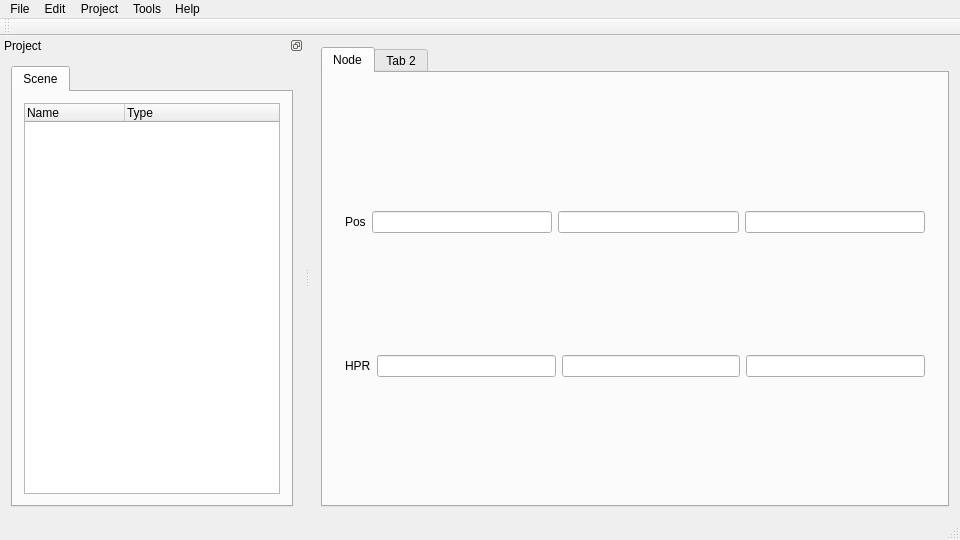
Old version of the form src/main_window.ui in the repository bluekyu/rpeditor.
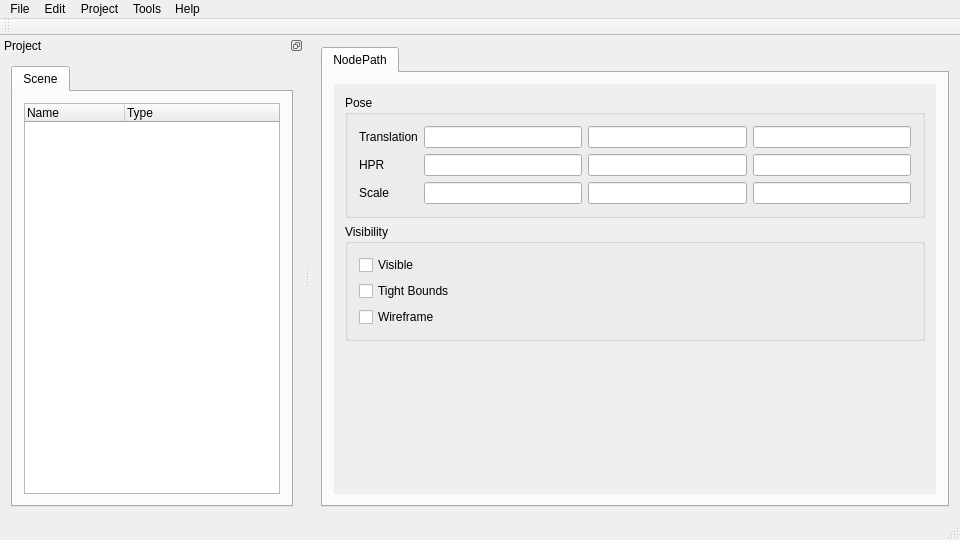
New version of the form. The open tabs and pages were chosen to show the change.

Diff of the .ui file:
```diff
--- a/src/main_window.ui
+++ b/src/main_window.ui
@@ -28,98 +28,147 @@
       </property>
       <widget class="QWidget" name="node_tab_">
        <attribute name="title">
-        <string>Node</string>
+        <string>NodePath</string>
        </attribute>
-       <layout class="QVBoxLayout" name="node_tab_layout_">
+       <layout class="QHBoxLayout" name="horizontalLayout_2">
         <item>
-         <widget class="QWidget" name="node_pose_widget_" native="true">
-          <layout class="QVBoxLayout" name="node_pose_layout_" stretch="0,0">
-           <property name="bottomMargin">
-            <number>1</number>
+         <widget class="QScrollArea" name="scrollArea">
+          <property name="frameShape">
+           <enum>QFrame::NoFrame</enum>
+          </property>
+          <property name="horizontalScrollBarPolicy">
+           <enum>Qt::ScrollBarAlwaysOff</enum>
+          </property>
+          <property name="widgetResizable">
+           <bool>true</bool>
+          </property>
+          <widget class="QWidget" name="scrollAreaWidgetContents">
+           <property name="geometry">
+            <rect>
+             <x>0</x>
+             <y>0</y>
+             <width>619</width>
+             <height>425</height>
+            </rect>
            </property>
-           <item>
-            <layout class="QHBoxLayout" name="layout_pos_" stretch="0,0,0,0">
-             <item>
-              <widget class="QLabel" name="lable_pos_">
-               <property name="text">
-                <string>Pos</string>
-               </property>
-              </widget>
-             </item>
-             <item>
-              <widget class="QLineEdit" name="edit_pos_x_"/>
-             </item>
-             <item>
-              <widget class="QLineEdit" name="edit_pos_y_"/>
-             </item>
-             <item>
-              <widget class="QLineEdit" name="edit_pos_z_"/>
-             </item>
-            </layout>
-           </item>
-           <item>
-            <layout class="QHBoxLayout" name="layout_hpr">
-             <item>
-              <widget class="QLabel" name="label_hpr">
-               <property name="text">
-                <string>HPR</string>
-               </property>
-              </widget>
-             </item>
-             <item>
-              <widget class="QLineEdit" name="edit_hpr_h_"/>
-             </item>
-             <item>
-              <widget class="QLineEdit" name="edit_hpr_p_"/>
-             </item>
-             <item>
-              <widget class="QLineEdit" name="edit_hpr_r_"/>
-             </item>
-            </layout>
-           </item>
-          </layout>
-         </widget>
-        </item>
-       </layout>
-      </widget>
-      <widget class="QWidget" name="tab_2">
-       <attribute name="title">
-        <string>Tab 2</string>
-       </attribute>
-       <layout class="QVBoxLayout" name="verticalLayout_3">
-        <item>
-         <widget class="QSplitter" name="splitter">
-          <property name="orientation">
-           <enum>Qt::Vertical</enum>
-          </property>
-          <property name="childrenCollapsible">
-           <bool>false</bool>
-          </property>
-          <widget class="QWidget" name="verticalLayoutWidget">
-           <layout class="QHBoxLayout" name="horizontalLayout_3">
+           <layout class="QVBoxLayout" name="verticalLayout_3">
             <item>
-             <widget class="QLabel" name="label">
-              <property name="text">
-               <string>TextLabel</string>
+             <widget class="QGroupBox" name="pose_groupbox_">
+              <property name="title">
+               <string>Pose</string>
               </property>
+              <property name="flat">
+               <bool>false</bool>
+              </property>
+              <property name="checkable">
+               <bool>false</bool>
+              </property>
+              <layout class="QFormLayout" name="formLayout_3">
+               <item row="0" column="0">
+                <widget class="QLabel" name="translation_label_">
+                 <property name="text">
+                  <string>Translation</string>
+                 </property>
+                </widget>
+               </item>
+               <item row="0" column="1">
+                <layout class="QHBoxLayout" name="horizontalLayout_3">
+                 <item>
+                  <widget class="QLineEdit" name="translation_line_z_"/>
+                 </item>
+                 <item>
+                  <widget class="QLineEdit" name="translation_line_y_"/>
+                 </item>
+                 <item>
+                  <widget class="QLineEdit" name="translation_line_x_"/>
+                 </item>
+                </layout>
+               </item>
+               <item row="1" column="0">
+                <widget class="QLabel" name="hpr_label_">
+                 <property name="text">
+                  <string>HPR</string>
+                 </property>
+                </widget>
+               </item>
+               <item row="1" column="1">
+                <layout class="QHBoxLayout" name="horizontalLayout_4">
+                 <item>
+                  <widget class="QLineEdit" name="hpr_edit_h_"/>
+                 </item>
+                 <item>
+                  <widget class="QLineEdit" name="hpr_edit_p_"/>
+                 </item>
+                 <item>
+                  <widget class="QLineEdit" name="hpr_edit_r_"/>
+                 </item>
+                </layout>
+               </item>
+               <item row="2" column="0">
+                <widget class="QLabel" name="scale_label_">
+                 <property name="text">
+                  <string>Scale</string>
+                 </property>
+                </widget>
+               </item>
+               <item row="2" column="1">
+                <layout class="QHBoxLayout" name="horizontalLayout_5">
+                 <item>
+                  <widget class="QLineEdit" name="scale_edit_x_"/>
+                 </item>
+                 <item>
+                  <widget class="QLineEdit" name="scale_edit_y_"/>
+                 </item>
+                 <item>
+                  <widget class="QLineEdit" name="scale_edit_z_"/>
+                 </item>
+                </layout>
+               </item>
+              </layout>
              </widget>
             </item>
             <item>
-             <widget class="QLineEdit" name="lineEdit"/>
-            </item>
-           </layout>
-          </widget>
-          <widget class="QWidget" name="verticalLayoutWidget_2">
-           <layout class="QHBoxLayout" name="horizontalLayout_4">
-            <item>
-             <widget class="QLabel" name="label_2">
-              <property name="text">
-               <string>TextLabel</string>
+             <widget class="QGroupBox" name="visibility_groupbox_">
+              <property name="title">
+               <string>Visibility</string>
               </property>
+              <layout class="QVBoxLayout" name="verticalLayout">
+               <item>
+                <widget class="QCheckBox" name="visible_checkbox_">
+                 <property name="text">
+                  <string>Visible</string>
+                 </property>
+                </widget>
+               </item>
+               <item>
+                <widget class="QCheckBox" name="tight_bounds_checkbox_">
+                 <property name="text">
+                  <string>Tight Bounds</string>
+                 </property>
+                </widget>
+               </item>
+               <item>
+                <widget class="QCheckBox" name="wireframe_checkbox_">
+                 <property name="text">
+                  <string>Wireframe</string>
+                 </property>
+                </widget>
+               </item>
+              </layout>
              </widget>
             </item>
             <item>
-             <widget class="QLineEdit" name="lineEdit_2"/>
+             <spacer name="verticalSpacer">
+              <property name="orientation">
+               <enum>Qt::Vertical</enum>
+              </property>
+              <property name="sizeHint" stdset="0">
+               <size>
+                <width>20</width>
+                <height>40</height>
+               </size>
+              </property>
+             </spacer>
             </item>
            </layout>
           </widget>
```
Left out of the diff: 4 changed lines with no effect on the pictures.
